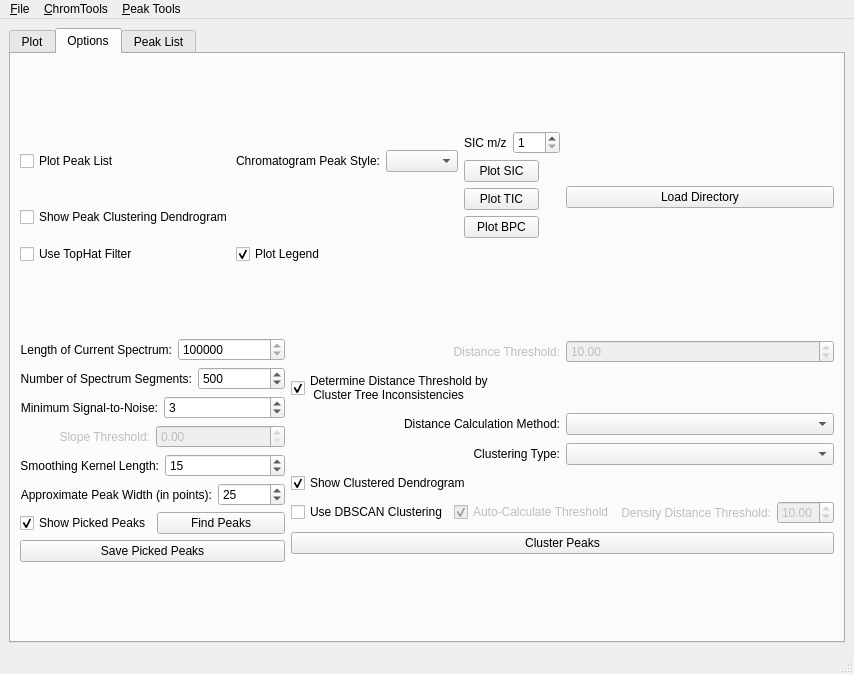
Qt form GCAlign/iterate.ui (mfitzp/toolz) before a commit.
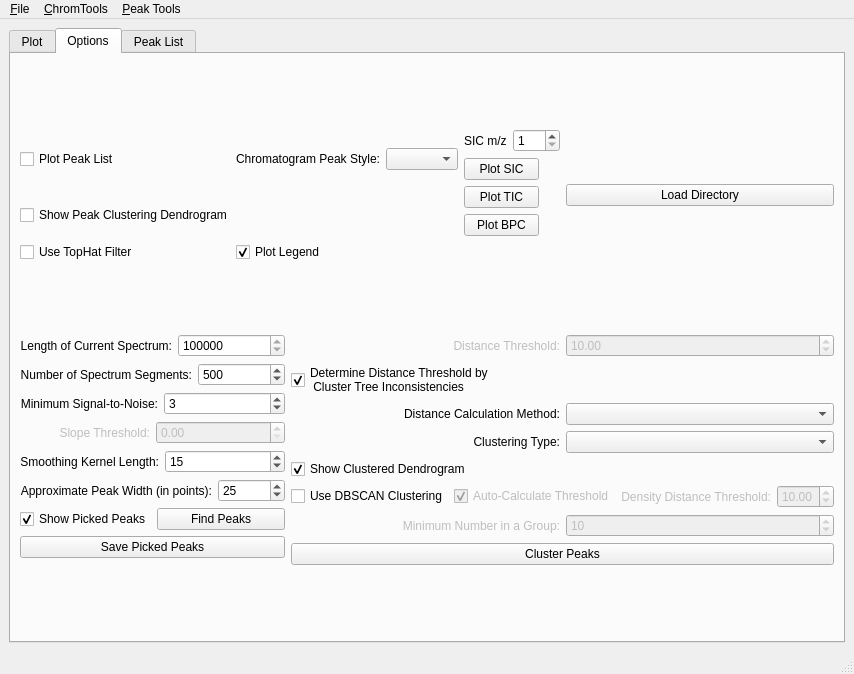
The same form after that commit. The open tabs and pages were chosen to show the change. Icons and pictures are not drawn. Custom widgets are drawn as their Qt base class.

```diff
--- a/GCAlign/iterate.ui
+++ b/GCAlign/iterate.ui
@@ -1058,6 +1058,46 @@
            </layout>
           </item>
           <item row="6" column="0" >
+           <layout class="QHBoxLayout" >
+            <item>
+             <widget class="QLabel" name="denGrpNum" >
+              <property name="enabled" >
+               <bool>false</bool>
+              </property>
+              <property name="text" >
+               <string>Minimum Number in a Group:</string>
+              </property>
+              <property name="alignment" >
+               <set>Qt::AlignRight|Qt::AlignTrailing|Qt::AlignVCenter</set>
+              </property>
+             </widget>
+            </item>
+            <item>
+             <widget class="QDoubleSpinBox" name="denGrpNumThresh" >
+              <property name="enabled" >
+               <bool>false</bool>
+              </property>
+              <property name="toolTip" >
+               <string>Sets the minimum number of peaks in a group 
+for the first pass of clustering.</string>
+              </property>
+              <property name="decimals" >
+               <number>0</number>
+              </property>
+              <property name="minimum" >
+               <double>1.000000000000000</double>
+              </property>
+              <property name="maximum" >
+               <double>20000.000000000000000</double>
+              </property>
+              <property name="value" >
+               <double>10.000000000000000</double>
+              </property>
+             </widget>
+            </item>
+           </layout>
+          </item>
+          <item row="7" column="0" >
            <widget class="QPushButton" name="clusterBtn" >
             <property name="text" >
              <string>Cluster Peaks</string>
```
